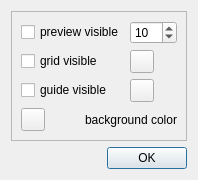
First picture: the form in qosmic/ui/adjustscenewidget.ui, repository bitsed/qosmic, before the edit.
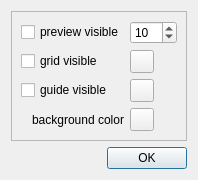
Second picture: the form after the edit. Icons and pictures are not drawn. Custom widgets are drawn as their Qt base class.

The edit to the form file:
```diff
--- a/qosmic/ui/adjustscenewidget.ui
+++ b/qosmic/ui/adjustscenewidget.ui
@@ -6,8 +6,8 @@
    <rect>
     <x>0</x>
     <y>0</y>
-    <width>191</width>
-    <height>160</height>
+    <width>198</width>
+    <height>175</height>
    </rect>
   </property>
   <property name="windowTitle">
@@ -108,11 +108,7 @@
           </property>
          </widget>
         </item>
-       </layout>
-      </item>
-      <item>
-       <layout class="QHBoxLayout" name="horizontalLayout_2">
-        <item>
+        <item row="3" column="1">
          <widget class="QToolButton" name="m_bgColorButton">
           <property name="maximumSize">
            <size>
@@ -132,7 +128,7 @@
           </property>
          </widget>
         </item>
-        <item>
+        <item row="3" column="0">
          <widget class="QLabel" name="label_5">
           <property name="layoutDirection">
            <enum>Qt::RightToLeft</enum>
```
